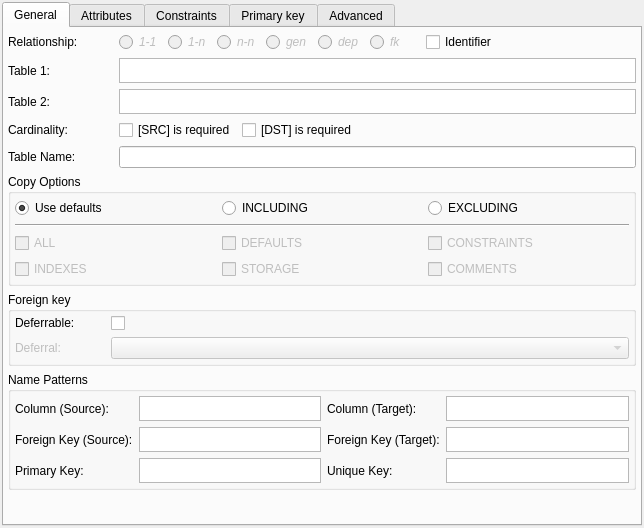
This is libpgmodeler_ui/ui/relationshipwidget.ui in pgmodeler/pgmodeler as Qt 5 draws it before an edit. The edited form follows.
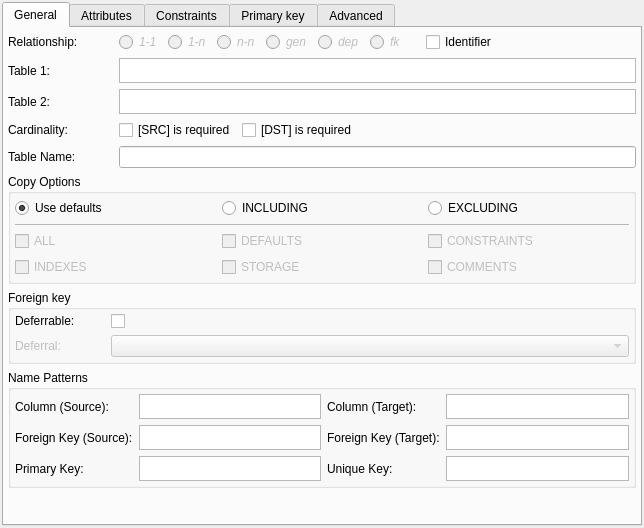
This is the edited form.

```diff
--- a/libpgmodeler_ui/ui/relationshipwidget.ui
+++ b/libpgmodeler_ui/ui/relationshipwidget.ui
@@ -800,8 +800,20 @@
           </item>
           <item row="1" column="0" colspan="3">
            <widget class="QFrame" name="frame">
+            <property name="minimumSize">
+             <size>
+              <width>0</width>
+              <height>1</height>
+             </size>
+            </property>
+            <property name="maximumSize">
+             <size>
+              <width>16777215</width>
+              <height>1</height>
+             </size>
+            </property>
             <property name="frameShape">
-             <enum>QFrame::HLine</enum>
+             <enum>QFrame::StyledPanel</enum>
             </property>
             <property name="frameShadow">
              <enum>QFrame::Sunken</enum>
```
